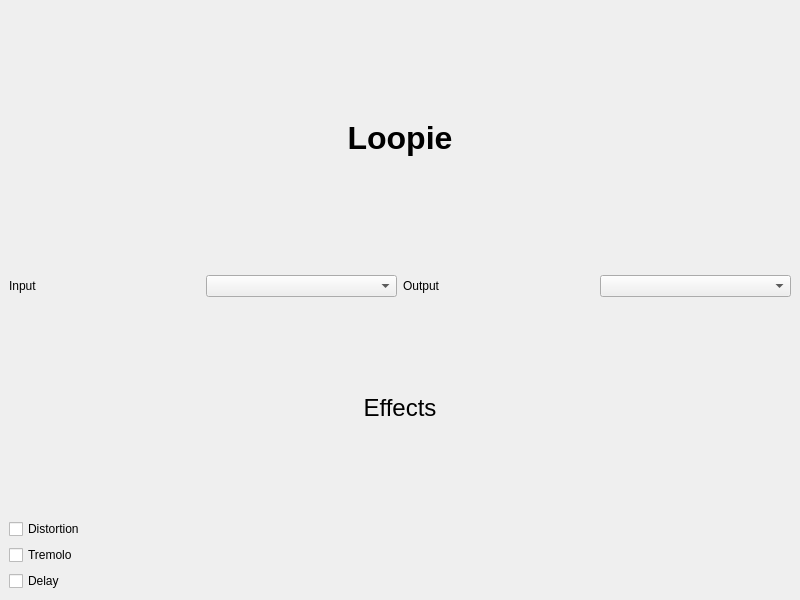
Old version of the form UI/loopie.ui in the repository alexivensky/Loopie.
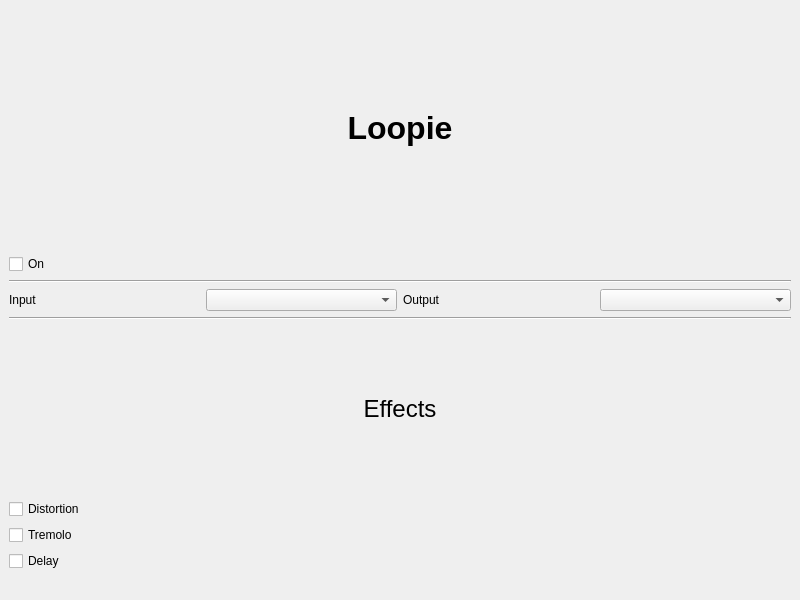
New version of the form.

```diff
--- a/UI/loopie.ui
+++ b/UI/loopie.ui
@@ -14,7 +14,7 @@
    <string>MainWindow</string>
   </property>
   <widget class="QWidget" name="centralwidget">
-   <layout class="QHBoxLayout" name="horizontalLayout_2">
+   <layout class="QVBoxLayout" name="verticalLayout_5">
     <item>
      <layout class="QVBoxLayout" name="verticalLayout_4">
       <item>
@@ -27,6 +27,25 @@
          </widget>
         </item>
         <item>
+         <widget class="QCheckBox" name="onCheck">
+          <property name="layoutDirection">
+           <enum>Qt::LeftToRight</enum>
+          </property>
+          <property name="text">
+           <string>On</string>
+          </property>
+         </widget>
+        </item>
+       </layout>
+      </item>
+      <item>
+       <widget class="Line" name="line">
+        <property name="orientation">
+         <enum>Qt::Horizontal</enum>
+        </property>
+       </widget>
+      </item>
+      <item>
          <layout class="QHBoxLayout" name="horizontalLayout">
           <item>
            <widget class="QLabel" name="label_3">
@@ -50,7 +69,12 @@
           </item>
          </layout>
         </item>
-       </layout>
+      <item>
+       <widget class="Line" name="line_2">
+        <property name="orientation">
+         <enum>Qt::Horizontal</enum>
+        </property>
+       </widget>
       </item>
       <item>
        <layout class="QVBoxLayout" name="verticalLayout_2">
@@ -84,6 +108,19 @@
             </property>
            </widget>
           </item>
+          <item>
+           <spacer name="horizontalSpacer">
+            <property name="orientation">
+             <enum>Qt::Horizontal</enum>
+            </property>
+            <property name="sizeHint" stdset="0">
+             <size>
+              <width>40</width>
+              <height>20</height>
+             </size>
+            </property>
+           </spacer>
+          </item>
          </layout>
         </item>
        </layout>
```
Lines whose indentation alone changed are shown as unchanged.
